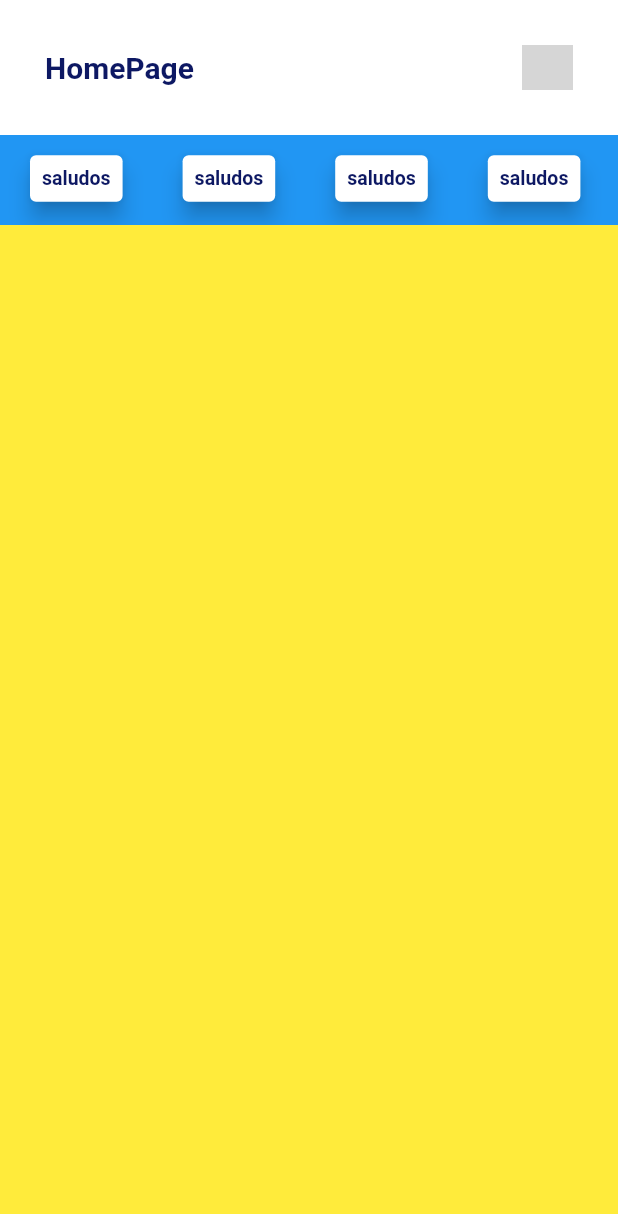
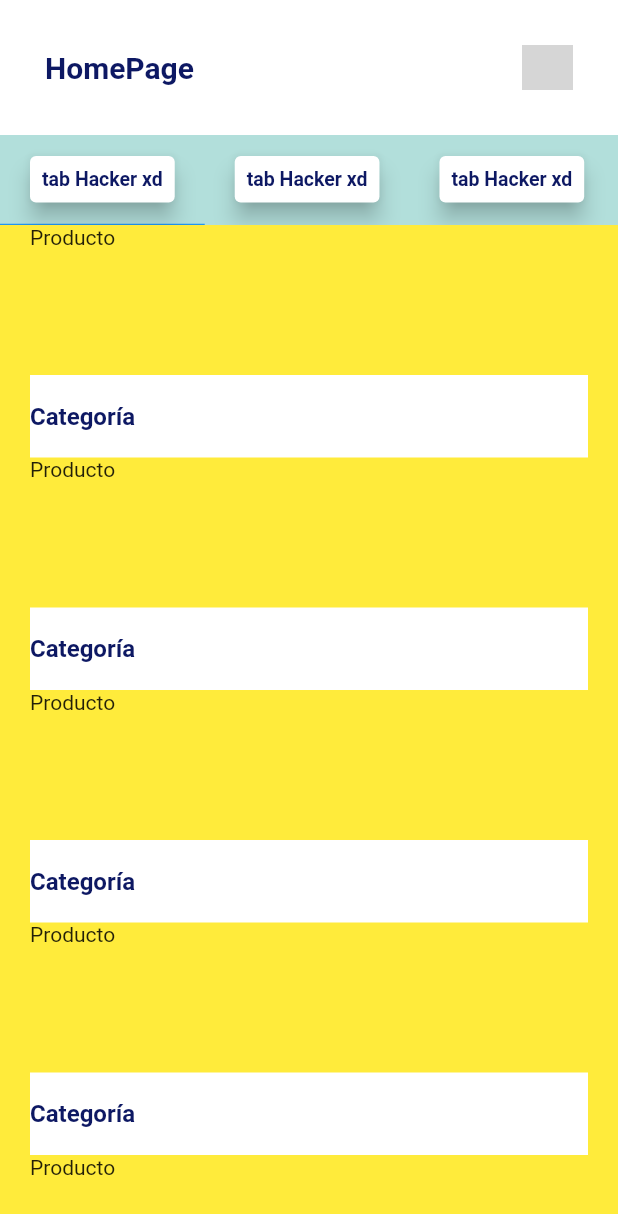
Before and after one commit to IsraMejia/RappiTabController, a Flutter app: the screen it shows after launch, on a phone screen of 412 x 824 dp. Shown: the top 1214 px of the screen. Run offline on Flutter 3.47's test engine with Material 2 defaults, Android fonts, the phone set to English and light mode, and no system bars; network calls fail; grey boxes are pictures that could not be loaded.

Commit message:
Antes de meter el BL, atencion, ojo, oreja xd

```diff
--- a/lib/rappi_concept.dart
+++ b/lib/rappi_concept.dart
@@ -3,6 +3,8 @@ import 'package:flutter/material.dart';
 const _backgroundColor = Color(0xFFF6F9FA);
 const _blueColor = Color(0xFF0D1863);
 const _greenColor = Color(0xFF2BBEBA);
+const categoryHeight = 55.0;
+const productHeight = 100.0;
 
 class RappiConcept extends StatefulWidget {
 
@@ -58,13 +60,14 @@ class _RappiConceptState extends State<RappiConcept> with SingleTickerProviderSt
             ),
 
             Container( //Tabs
-              color: Colors.blue,
+              color: Colors.teal[100] ,
               height: 60,
               child: TabBar(
                 controller: _tabController ,
+                indicatorWeight: 0.9, //En 0.1 es casi imperseptible, pero a mi si me gusta jeje
                 isScrollable: true,
                 tabs: List.generate(10, (index) => _RappiTabWidget() ),
-                //Genera la lista de widgets que recibe tabs :)
+                //Genera la lista de 10 widgets que recibe tabs 👀
 
               ),
             ),
@@ -72,7 +75,19 @@ class _RappiConceptState extends State<RappiConcept> with SingleTickerProviderSt
 
             Expanded(
               child: Container(
-              color: Colors.yellow
+              color: Colors.yellow,
+              child: ListView.builder(
+                itemCount: 20,
+                padding: const EdgeInsets.symmetric(horizontal: 20),
+                itemBuilder: (context , index){
+                  if(index.isOdd){//si  el index es impar
+                    return  _RappiCategoryItem();
+                  }else{
+                    return _RappiProductItem();
+                  }
+
+                },
+               ),
               ),
             )
           ],
@@ -93,7 +108,7 @@ class _RappiTabWidget  extends StatelessWidget {
          child: Padding(
            padding: const EdgeInsets.all(8.0),
            child: Text(
-             'saludos',
+             'tab Hacker xd',
              style: TextStyle(
                color: _blueColor,
                fontWeight: FontWeight.bold,
@@ -103,4 +118,36 @@ class _RappiTabWidget  extends StatelessWidget {
          ),
       );
     }
+  }// class _RappiTabWidget
+
+
+
+  class _RappiCategoryItem extends StatelessWidget {
+
+
+    @override
+    Widget build(BuildContext context) {
+      return Container(
+        height: categoryHeight,
+        alignment: Alignment.centerLeft, //Alinia el contenido al centro a la izquierda B)
+        color: Colors.white,
+        child: Text('Categoría',
+        style: TextStyle(
+          color: _blueColor, fontSize: 16, fontWeight: FontWeight.bold
+         ),
+        ),
+      );
+    }
+  } //class _RappiCategoryItem
+
+
+class _RappiProductItem extends StatelessWidget {
+
+  @override
+  Widget build(BuildContext context) {
+    return Container(
+      height: productHeight,
+      child: Text('Producto'),
+    );
   }
+} //class _RappiProductItem
```
Also changed, not shown: lib/rappi_bloc.dart (added, +31 -0 lines).
